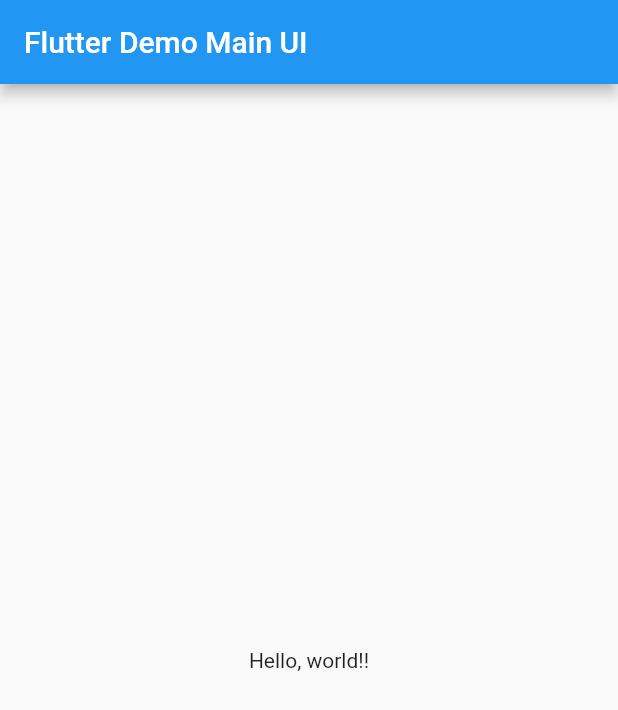
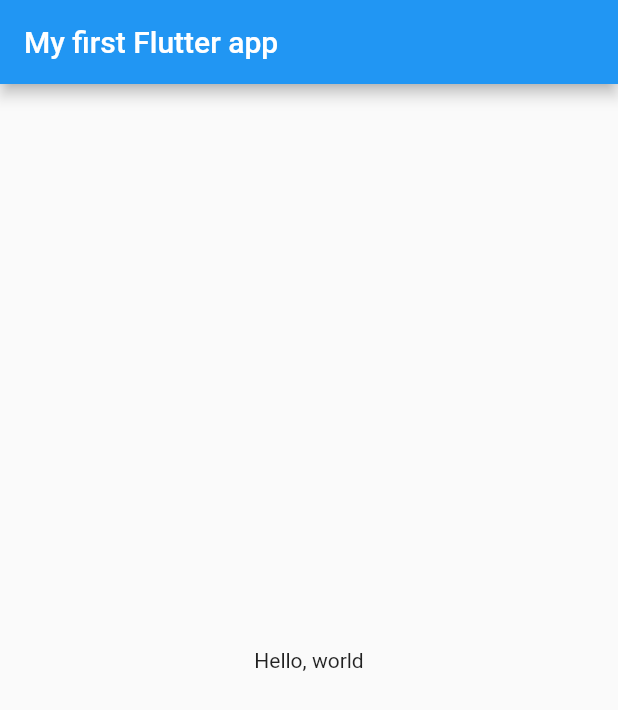
Before and after one commit to FrancescoJo/practice_flutter_imagelist, a Flutter app: the screen it shows after launch, on a phone screen of 412 x 824 dp. Shown: the top 710 px of the screen. Run offline on Flutter 3.47's test engine with Material 2 defaults, Android fonts, the phone set to English and light mode, and no system bars.

Commit message:
Poor man's I18n implementation.
Flutter I18n package is difficult to use and automatic entry generation through arb file is not working properly on IntelliJ

```diff
--- /dev/null
+++ b/lib/i18n/IMessageMap.dart
@@ -0,0 +1,6 @@
+abstract class IMessageMap {
+  Map<String, String> populate();
+
+  static const String msg_title_main_ui = "msg_title_main_ui";
+  static const String msg_hello_world = "msg_hello_world";
+}
--- /dev/null
+++ b/lib/i18n/LocaleUtils.dart
@@ -0,0 +1,17 @@
+import 'dart:io';
+import 'dart:ui';
+
+/// Collections of locale related functions.
+class LocaleUtils {
+  /// Retrieves current platform locale. US English will be returned
+  /// if current locale is unrecognisable.
+  static Locale getSystemLocale() {
+    final locale = Platform.localeName;
+    if (locale == null) {
+      return new Locale("en", "US");
+    }
+
+    final localeParts = locale.split("_");
+    return new Locale(localeParts[0], localeParts[1]);
+  }
+}
--- /dev/null
+++ b/lib/i18n/S.dart
@@ -0,0 +1,79 @@
+import 'dart:ui';
+
+import 'package:flutter/material.dart';
+import 'package:practice_flutter_imagelist/i18n/IMessageMap.dart';
+import 'package:practice_flutter_imagelist/i18n/messages/Strings_en_US.dart';
+import 'package:practice_flutter_imagelist/i18n/messages/Strings_es_ES.dart';
+
+/// This class holds all strings required for current language; However this class runs under
+/// custom implementation therefore an initialisation process must be done before use. Invoke
+/// `init` method at the programme entry point to achieve this requisite.
+///
+/// Why custom implementation rather than Flutter `Intl` package? Because it lacks functionality
+/// and too difficult to setup.
+class S {
+  static Locale _locale;
+  static Map<String, String> _messageMap;
+
+  static const _TextSpec msg_title_main_ui =
+      const _TextSpec(IMessageMap.msg_title_main_ui);
+  static const _TextSpec msg_hello_world =
+      const _TextSpec(IMessageMap.msg_hello_world);
+
+  static void initWith(Locale locale) {
+    S._locale = locale;
+    debugPrint("Initialising message maps with locale $locale");
+
+    /*
+     * Tedious. Because Dart supports "mirror" which is similar to Java Reflection,
+     * However Flutter prohibits it so we can't load classes dynamically.
+     *
+     * https://www.dartlang.org/articles/dart-vm/reflection-with-mirrors
+     * https://github.com/flutter/flutter/issues/1150
+     */
+    IMessageMap messageMap;
+    switch (locale.languageCode) {
+      case "en":
+        switch (locale.countryCode) {
+          case "us":
+            messageMap = new Strings_en_US();
+            break;
+          default:
+            messageMap = new Strings_en_US();
+            break;
+        }
+        break;
+      case "es":
+        switch (locale.countryCode) {
+          case "ES":
+            messageMap = new Strings_es_ES();
+            break;
+          default:
+            messageMap = new Strings_es_ES();
+            break;
+        }
+        break;
+      default:
+        messageMap = new Strings_en_US();
+        break;
+    }
+    S._messageMap = messageMap.populate();
+    debugPrint("${S._messageMap.length} message entries loaded for $locale");
+  }
+}
+
+class _TextSpec {
+  final String key;
+
+  const _TextSpec(this.key);
+
+  // TODO: Formatting support
+  String text() {
+    String msg = S._messageMap[key];
+    if (msg == null) {
+      msg = "[${S._locale}] ${this.key}";
+    }
+
+    return msg;
+  }
+}
--- /dev/null
+++ b/lib/i18n/messages/Strings_en_US.dart
@@ -0,0 +1,14 @@
+import 'package:practice_flutter_imagelist/i18n/IMessageMap.dart';
+
+/// US English text implementation. Direct use of this class is
+/// strongly discouraged.
+// ignore: camel_case_types
+class Strings_en_US extends IMessageMap {
+  @override
+  Map<String, String> populate() {
+    return {
+      IMessageMap.msg_title_main_ui: "My first Flutter app",
+      IMessageMap.msg_hello_world: "Hello, world"
+    };
+  }
+}
--- /dev/null
+++ b/lib/i18n/messages/Strings_es_ES.dart
@@ -0,0 +1,14 @@
+import 'package:practice_flutter_imagelist/i18n/IMessageMap.dart';
+
+/// European Spanish text implementation. Direct use of this class is
+/// strongly discouraged.
+// ignore: camel_case_types
+class Strings_es_ES extends IMessageMap {
+  @override
+  Map<String, String> populate() {
+    return {
+      IMessageMap.msg_title_main_ui: "Mi primera app de Flutter",
+      IMessageMap.msg_hello_world: "Hola, mundo"
+    };
+  }
+}
--- a/lib/main.dart
+++ b/lib/main.dart
@@ -1,6 +1,7 @@
 import 'package:flutter/material.dart';
-
-import 'ui/main/MainUi.dart';
+import 'package:practice_flutter_imagelist/i18n/LocaleUtils.dart';
+import 'package:practice_flutter_imagelist/i18n/S.dart';
+import 'package:practice_flutter_imagelist/ui/main/MainUi.dart';
 
 /// Main programme entry point.
 void main() => runApp(new Application());
@@ -8,10 +9,15 @@ void main() => runApp(new Application());
 /// Wrapper class of this "Application"
 /// This widget is the root of your application.
 class Application extends StatelessWidget {
+  static Locale currentLocale = LocaleUtils.getSystemLocale();
+
+  Application() {
+    S.initWith(Application.currentLocale);
+  }
+
   @override
   Widget build(BuildContext context) {
     return new MaterialApp(
-      title: 'Flutter Demo',
       theme: new ThemeData(
         primarySwatch: Colors.blue,
       ),
--- a/lib/ui/main/MainUi.dart
+++ b/lib/ui/main/MainUi.dart
@@ -1,21 +1,16 @@
 import 'package:flutter/material.dart';
+import 'package:practice_flutter_imagelist/i18n/S.dart';
 
 /// Main UI class
 class MainUi extends StatelessWidget {
-  static const String _title = "Flutter Demo Main UI";
-
-  // Called only once
   @override
   Widget build(BuildContext context) {
     return new Scaffold(
         appBar: new AppBar(
           // Here we take the value from the MyHomePage object that was created by
           // the App.build method, and use it to set our appbar title.
-          title: new Text(_title),
+          title: new Text(S.msg_title_main_ui.text()),
         ),
-        body: new Center(
-            child: new Text("Hello, world!!")
-        )
-    );
+        body: new Center(child: new Text(S.msg_hello_world.text())));
   }
 }
--- a/pubspec.yaml
+++ b/pubspec.yaml
@@ -4,6 +4,10 @@ description: A new Flutter project.
 dependencies:
   flutter:
     sdk: flutter
+  flutter_localizations:
+    sdk: flutter
+  intl:
+  intl_translation:
 
   # The following adds the Cupertino Icons font to your application.
   # Use with the CupertinoIcons class for iOS style icons.
```
Also changed, not shown: pubspec.lock, 3 other files.
